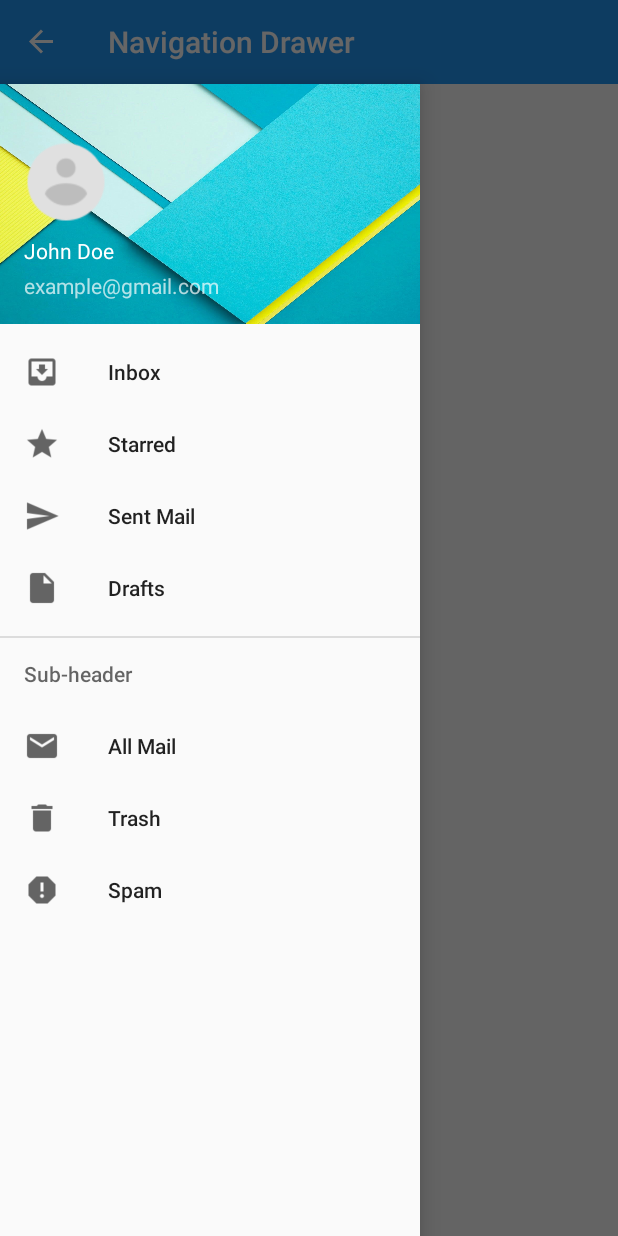
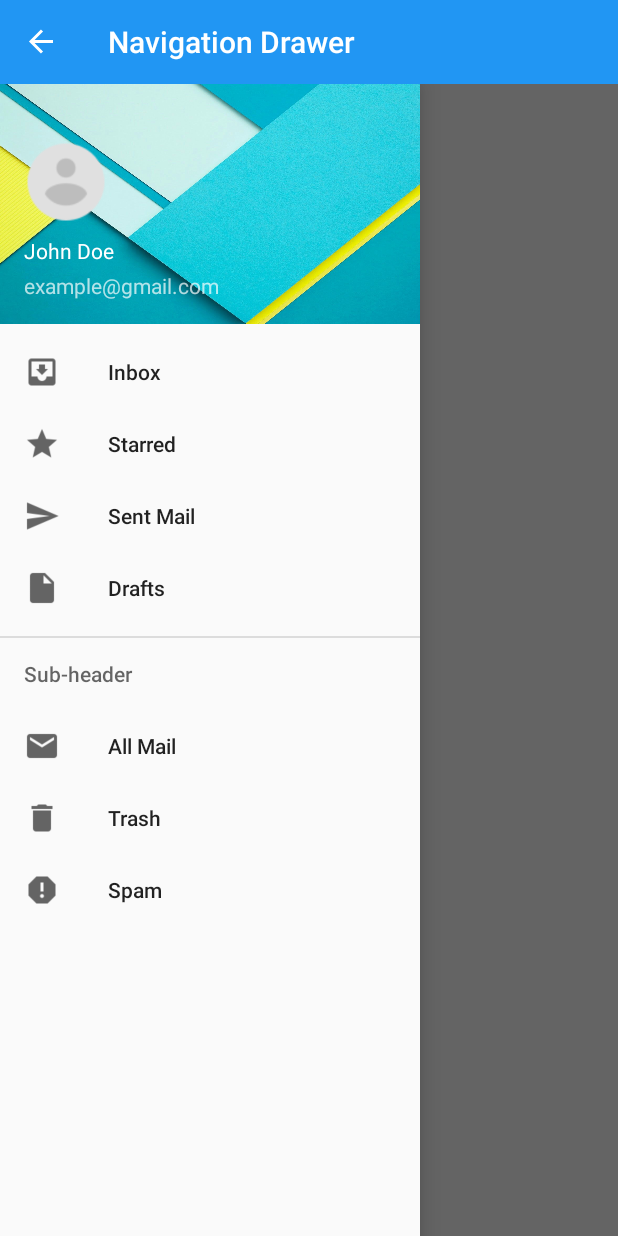
Before and after one commit to hiseholuwa/navigation-drawer-material-design, an Android app: the screen it shows after launch (MainActivity), with the side drawer open, on a phone screen of 412 x 824 dp. Run offline under Robolectric (Android 15) with nearby library versions, the phone set to English and light mode, and no system bars; our stand-ins replace CircleImageView.

Commit message:
toolbar alout created and drawer layout edited to darken just the activity when drawer is open

```diff
--- a/app/src/main/res/layout/activity_main.xml
+++ b/app/src/main/res/layout/activity_main.xml
@@ -3,15 +3,8 @@
     xmlns:tools="http://schemas.android.com/tools"
     android:layout_width="match_parent"
     android:layout_height="match_parent"
-    xmlns:app="http://schemas.android.com/apk/res-auto"
     tools:context="hiseholuwa.navigationdrawer.MainActivity">
 
 
-    <android.support.v7.widget.Toolbar
-        android:layout_width="match_parent"
-        android:layout_height="?attr/actionBarSize"
-        android:id="@+id/toolbar"
-        android:background="@color/colorPrimary"
-        app:theme="@style/ThemeOverlay.AppCompat.Dark.ActionBar" />
 
 </RelativeLayout>
--- a/app/src/main/res/layout/navigation_drawer.xml
+++ b/app/src/main/res/layout/navigation_drawer.xml
@@ -3,6 +3,7 @@
     android:layout_width="match_parent"
     android:layout_height="match_parent">
 
+    <include layout="@layout/toolbar_layout"/>
 
     <android.support.v4.widget.DrawerLayout xmlns:android="http://schemas.android.com/apk/res/android"
         android:layout_width="match_parent"
@@ -10,6 +11,7 @@
         xmlns:app="http://schemas.android.com/apk/res-auto"
         xmlns:tools="http://schemas.android.com/tools"
         android:id="@+id/drawer_layout"
+        android:layout_marginTop="?attr/actionBarSize"
         android:fitsSystemWindows="false"
         tools:openDrawer="start">
 
@@ -21,7 +23,6 @@
             android:layout_height="match_parent"
             android:id="@+id/navigation_view"
             android:layout_gravity="start"
-            android:layout_marginTop="?attr/actionBarSize"
             android:fitsSystemWindows="false"
             app:headerLayout="@layout/navigation_header"
             app:menu="@menu/navigation_menu"/>
--- /dev/null
+++ b/app/src/main/res/layout/toolbar_layout.xml
@@ -0,0 +1,8 @@
+<?xml version="1.0" encoding="utf-8"?>
+<android.support.v7.widget.Toolbar android:layout_width="match_parent"
+    android:layout_height="?attr/actionBarSize"
+    android:id="@+id/toolbar"
+    android:background="@color/colorPrimary"
+    app:theme="@style/ThemeOverlay.AppCompat.Dark.ActionBar"
+    xmlns:app="http://schemas.android.com/apk/res-auto"
+    xmlns:android="http://schemas.android.com/apk/res/android" />
```
